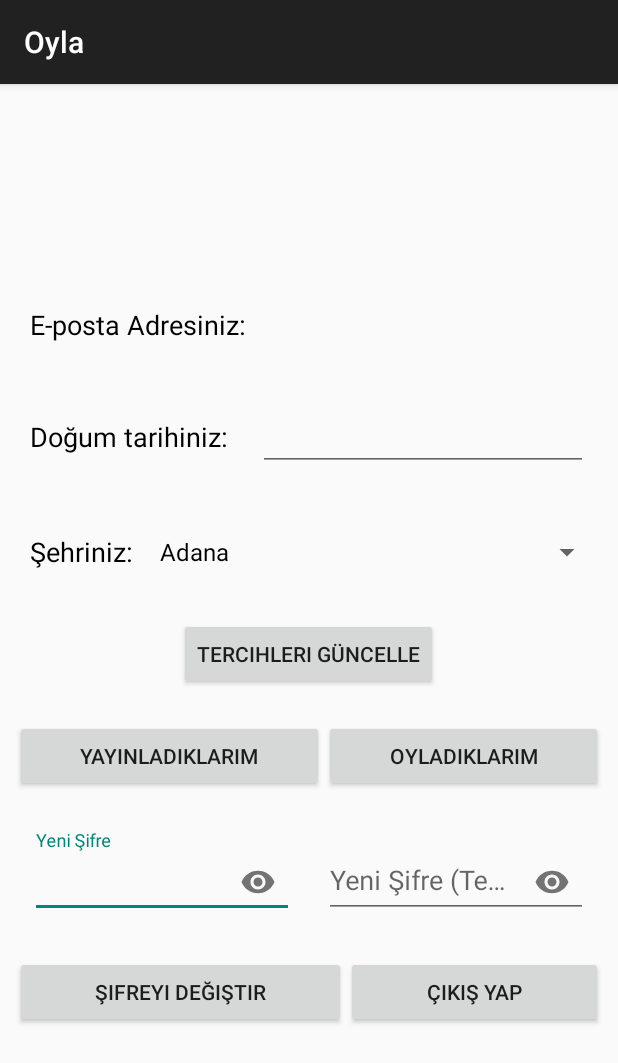
After one commit to noskurt/Oyla, an Android app: the AccountActivity screen opened directly, with no data from a screen before it, on a phone screen of 412 x 824 dp. The commit adds this screen. Shown: the top 1063 px of the screen. Run offline under Robolectric (Android 15) with nearby library versions, the phone set to English and light mode, and no system bars; our stand-ins replace Firebase (no records; nobody signed in at launch, a user with empty details on screens opened directly); 2 statements that could not run were skipped.

Commit message:
AccountActivity is added

```diff
--- a/app/build.gradle
+++ b/app/build.gradle
@@ -24,14 +24,16 @@ dependencies {
     androidTestCompile('com.android.support.test.espresso:espresso-core:2.2.2', {
         exclude group: 'com.android.support', module: 'support-annotations'
     })
+    compile group: 'com.google.code.gson', name: 'gson', version: '2.8.0'
     compile 'com.google.firebase:firebase-auth:10.0.1'
     compile 'com.google.firebase:firebase-database:10.0.1'
     compile 'com.android.support:appcompat-v7:25.3.1'
     compile 'com.android.support:design:25.3.1'
-    compile group: 'com.google.code.gson', name: 'gson', version: '2.8.0'
+    compile 'com.android.support.constraint:constraint-layout:1.0.2'
     testCompile 'junit:junit:4.12'
 }
 
 
 
+
 apply plugin: 'com.google.gms.google-services'
--- a/app/src/main/AndroidManifest.xml
+++ b/app/src/main/AndroidManifest.xml
@@ -24,6 +24,7 @@
         <activity
             android:name=".RegisterActivity"
             android:label="Kayıt Ol" />
+        <activity android:name=".AccountActivity"></activity>
     </application>
 
 </manifest>
--- /dev/null
+++ b/app/src/main/java/com/ygznsl/noskurt/oyla/AccountActivity.java
@@ -0,0 +1,207 @@
+package com.ygznsl.noskurt.oyla;
+
+import android.app.DatePickerDialog;
+import android.content.DialogInterface;
+import android.content.Intent;
+import android.support.annotation.NonNull;
+import android.support.design.widget.TextInputLayout;
+import android.support.v4.content.IntentCompat;
+import android.support.v7.app.AlertDialog;
+import android.support.v7.app.AppCompatActivity;
+import android.os.Bundle;
+import android.view.LayoutInflater;
+import android.view.View;
+import android.widget.ArrayAdapter;
+import android.widget.Button;
+import android.widget.DatePicker;
+import android.widget.EditText;
+import android.widget.ProgressBar;
+import android.widget.ScrollView;
+import android.widget.Spinner;
+import android.widget.TextView;
+import android.widget.Toast;
+
+import com.google.android.gms.tasks.OnCompleteListener;
+import com.google.android.gms.tasks.OnFailureListener;
+import com.google.android.gms.tasks.Task;
+import com.google.firebase.auth.FirebaseAuth;
+import com.google.firebase.database.DataSnapshot;
+import com.google.firebase.database.DatabaseError;
+import com.google.firebase.database.DatabaseReference;
+import com.google.firebase.database.FirebaseDatabase;
+import com.google.firebase.database.ValueEventListener;
+import com.ygznsl.noskurt.oyla.entity.City;
+import com.ygznsl.noskurt.oyla.entity.User;
+
+import java.util.Calendar;
+import java.util.Collections;
+import java.util.LinkedList;
+import java.util.List;
+import java.util.Locale;
+
+public class AccountActivity extends AppCompatActivity {
+
+    private List<City> cities = Collections.synchronizedList(new LinkedList<City>());
+    private DatabaseReference db = FirebaseDatabase.getInstance().getReference();
+    private FirebaseAuth auth = FirebaseAuth.getInstance();
+    private final Locale locale = new Locale("tr", "TR");
+    private boolean gotCities = false;
+    private User user = null;
+    private String userKey;
+
+    private ScrollView mainLayoutAccount;
+    private TextView txtEmailAccount;
+    private TextView txtBirthDateAccount;
+    private Spinner spinnerCityAccount;
+    private Button btnUpdateAccount;
+    private Button btnMyPollsAccount;
+    private Button btnMyVotesAccount;
+    private Button btnChangePasswordAccount;
+    private Button btnLogoutAccount;
+    private TextInputLayout tilPasswordNewAccount;
+    private TextInputLayout tilPasswordNewAgainAccount;
+    private EditText txtPasswordNewAccount;
+    private EditText txtPasswordNewAgainAccount;
+    private ProgressBar pbUpdatePasswordAccount;
+
+    private void getCities(){
+        cities.clear();
+        cities.addAll(City.getCities(this));
+        spinnerCityAccount.setAdapter(new ArrayAdapter<>(AccountActivity.this, android.R.layout.simple_spinner_dropdown_item, cities));
+        gotCities = true;
+    }
+
+    private void putValues(){
+        setTitle(String.format("%s - %s", getResources().getString(R.string.app_name), user.getName()));
+        int index = 0;
+        for (int i = 0; i < cities.size(); i++){
+            if (cities.get(i).getId() == user.getCity()){
+                index = i;
+                break;
+            }
+        }
+        txtEmailAccount.setText(user.getEmail());
+        txtBirthDateAccount.setText(user.getBdate());
+        spinnerCityAccount.setSelection(index);
+    }
+
+    private void updatePassword(){
+        if (!txtPasswordNewAccount.getText().toString().equals(txtPasswordNewAgainAccount.getText().toString())){
+            tilPasswordNewAccount.setError("Şifreler uyuşmuyor.");
+            tilPasswordNewAgainAccount.setError("Şifreler uyuşmuyor.");
+            txtPasswordNewAccount.requestFocus();
+            return;
+        }
+        tilPasswordNewAccount.setErrorEnabled(false);
+        tilPasswordNewAgainAccount.setErrorEnabled(false);
+        pbUpdatePasswordAccount.setVisibility(View.VISIBLE);
+        mainLayoutAccount.setVisibility(View.GONE);
+        auth.getCurrentUser().updatePassword(txtPasswordNewAccount.getText().toString())
+                .addOnCompleteListener(new OnCompleteListener<Void>() {
+                    @Override
+                    public void onComplete(@NonNull Task<Void> task) {
+                        if (task.isSuccessful()){
+                            Toast.makeText(AccountActivity.this, "Şifreniz başarıyla değiştirildi!", Toast.LENGTH_LONG).show();
+                        } else {
+                            Toast.makeText(AccountActivity.this, "Şifreniz değiştirilemedi!\r\nLütfen daha sonra tekrar deneyin:\r\n" + task.getException().getMessage(), Toast.LENGTH_LONG).show();
+                        }
+                        txtPasswordNewAccount.setText("");
+                        txtPasswordNewAgainAccount.setText("");
+                        pbUpdatePasswordAccount.setVisibility(View.GONE);
+                        mainLayoutAccount.setVisibility(View.VISIBLE);
+                    }
+                });
+    }
+
+    @Override
+    protected void onCreate(Bundle savedInstanceState) {
+        super.onCreate(savedInstanceState);
+        setContentView(R.layout.activity_account);
+
+        mainLayoutAccount = (ScrollView) findViewById(R.id.mainLayoutAccount);
+        txtEmailAccount = (TextView) findViewById(R.id.txtEmailAccount);
+        txtBirthDateAccount = (TextView) findViewById(R.id.txtBirthDateAccount);
+        spinnerCityAccount = (Spinner) findViewById(R.id.spinnerCityAccount);
+        btnUpdateAccount = (Button) findViewById(R.id.btnUpdateAccount);
+        btnMyPollsAccount = (Button) findViewById(R.id.btnMyPollsAccount);
+        btnMyVotesAccount = (Button) findViewById(R.id.btnMyVotesAccount);
+        btnChangePasswordAccount = (Button) findViewById(R.id.btnChangePasswordAccount);
+        btnLogoutAccount = (Button) findViewById(R.id.btnLogoutAccount);
+
+        tilPasswordNewAccount = (TextInputLayout) findViewById(R.id.tilPasswordNewAccount);
+        tilPasswordNewAgainAccount = (TextInputLayout) findViewById(R.id.tilPasswordNewAgainAccount);
+        txtPasswordNewAccount = (EditText) findViewById(R.id.txtPasswordNewAccount);
+        txtPasswordNewAgainAccount = (EditText) findViewById(R.id.txtPasswordNewAgainAccount);
+        pbUpdatePasswordAccount = (ProgressBar) findViewById(R.id.pbUpdatePasswordAccount);
+
+        final DatePickerDialog.OnDateSetListener listener = new DatePickerDialog.OnDateSetListener() {
+            @Override
+            public void onDateSet(DatePicker datePicker, int year, int monthOfYear, int dayOfMonth) {
+                final Calendar calendar = Calendar.getInstance(locale);
+                calendar.set(year, monthOfYear, dayOfMonth);
+                txtBirthDateAccount.setText(User.DATE_FORMAT.format(calendar.getTime()));
+            }
+        };
+
+        txtBirthDateAccount.setOnClickListener(new View.OnClickListener() {
+            @Override
+            public void onClick(View view) {
+                final Calendar calendar = Calendar.getInstance(locale);
+                final DatePickerDialog dialog = new DatePickerDialog(
+                        AccountActivity.this,
+                        listener,
+                        calendar.get(Calendar.YEAR),
+                        calendar.get(Calendar.MONTH),
+                        calendar.get(Calendar.DAY_OF_MONTH)
+                );
+                dialog.show();
+            }
+        });
+
+        btnChangePasswordAccount.setOnClickListener(new View.OnClickListener() {
+            @Override
+            public void onClick(View view) {
+                updatePassword();
+            }
+        });
+
+        btnLogoutAccount.setOnClickListener(new View.OnClickListener() {
+            @Override
+            public void onClick(View view) {
+                try {
+                    auth.signOut();
+                    final Intent intent = new Intent(AccountActivity.this, SplashActivity.class);
+                    intent.addFlags(Intent.FLAG_ACTIVITY_NEW_TASK | IntentCompat.FLAG_ACTIVITY_CLEAR_TASK);
+                    startActivity(intent);
+                    finish();
+                } catch (Exception ex) {
+                    Toast.makeText(AccountActivity.this, "Çıkış yapılırken bir hata meydana geldi:\r\n" + ex.getMessage(), Toast.LENGTH_LONG).show();
+                }
+            }
+        });
+
+        if (!gotCities) getCities();
+
+        user = (User) getIntent().getExtras().getSerializable("user");
+        userKey = getIntent().getExtras().getString("userKey");
+
+        if (user == null){
+            db.child("user").orderByChild("email").equalTo(auth.getCurrentUser().getEmail()).addListenerForSingleValueEvent(new ValueEventListener() {
+                @Override
+                public void onDataChange(DataSnapshot dataSnapshot) {
+                    for (DataSnapshot ds : dataSnapshot.getChildren()){
+                        user = ds.getValue(User.class);
+                        userKey = ds.getKey();
+                        putValues();
+                    }
+                }
+
+                @Override
+                public void onCancelled(DatabaseError databaseError) {}
+            });
+        } else {
+            putValues();
+        }
+    }
+
+}
--- a/app/src/main/java/com/ygznsl/noskurt/oyla/entity/City.java
+++ b/app/src/main/java/com/ygznsl/noskurt/oyla/entity/City.java
@@ -1,6 +1,22 @@
 package com.ygznsl.noskurt.oyla.entity;
 
+import android.content.Context;
+import android.util.Log;
+
+import com.google.gson.Gson;
+import com.google.gson.stream.JsonReader;
+
+import java.io.IOException;
+import java.io.InputStreamReader;
 import java.io.Serializable;
+import java.nio.charset.Charset;
+import java.text.Collator;
+import java.util.Arrays;
+import java.util.Collections;
+import java.util.Comparator;
+import java.util.LinkedList;
+import java.util.List;
+import java.util.Locale;
 
 public final class City extends Entity implements Serializable {
 
@@ -49,4 +65,25 @@ public final class City extends Entity implements Serializable {
         return name;
     }
 
+    public static List<City> getCities(Context context){
+        final List<City> cities = new LinkedList<>();
+        try (InputStreamReader isr = new InputStreamReader(context.getAssets().open("city.json"), Charset.forName("utf-8"))){
+            try (JsonReader reader = new JsonReader(isr)){
+                final City[] array = new Gson().fromJson(reader, City[].class);
+                cities.addAll(Arrays.asList(array));
+                Collections.sort(cities, new Comparator<City>() {
+                    @Override
+                    public int compare(City c1, City c2) {
+                        final Collator collator = Collator.getInstance(new Locale("tr", "TR"));
+                        return collator.compare(c1.getName(), c2.getName());
+                    }
+                });
+                return cities;
+            }
+        } catch (IOException ex) {
+            Log.e("City.getCities", ex.getMessage());
+            return null;
+        }
+    }
+
 }
--- /dev/null
+++ b/app/src/main/res/layout/activity_account.xml
@@ -0,0 +1,236 @@
+<?xml version="1.0" encoding="utf-8"?>
+<RelativeLayout
+    xmlns:android="http://schemas.android.com/apk/res/android"
+    xmlns:app="http://schemas.android.com/apk/res-auto"
+    xmlns:tools="http://schemas.android.com/tools"
+    android:layout_width="match_parent"
+    android:layout_height="match_parent"
+    android:orientation="vertical"
+    tools:context="com.ygznsl.noskurt.oyla.AccountActivity">
+
+    <ProgressBar
+        android:id="@+id/pbUpdatePasswordAccount"
+        android:layout_width="100dp"
+        android:layout_height="100dp"
+        android:layout_centerHorizontal="true"
+        android:layout_centerVertical="true"
+        android:visibility="gone" />
+
+    <ScrollView
+        android:id="@+id/mainLayoutAccount"
+        android:layout_width="match_parent"
+        android:layout_height="wrap_content"
+        android:layout_alignParentStart="true"
+        android:layout_centerHorizontal="true"
+        android:layout_centerVertical="true" >
+
+        <LinearLayout
+            android:layout_width="match_parent"
+            android:layout_height="wrap_content"
+            android:orientation="vertical" >
+
+            <RelativeLayout
+                android:id="@+id/rlUpdate"
+                android:layout_width="match_parent"
+                android:layout_height="wrap_content"
+                android:orientation="vertical" >
+
+                <RelativeLayout
+                    android:id="@+id/rlEmail"
+                    android:layout_width="match_parent"
+                    android:layout_height="wrap_content"
+                    android:layout_margin="10dp"
+                    android:orientation="horizontal" >
+
+                    <TextView
+                        android:id="@+id/txtEmailLabelAccount"
+                        android:layout_width="wrap_content"
+                        android:layout_height="wrap_content"
+                        android:layout_margin="10dp"
+                        android:layout_alignParentStart="true"
+                        android:layout_centerVertical="true"
+                        android:text="@string/text_emailAddress"
+                        android:textSize="8pt"
+                        android:textColor="@android:color/black" />
+
+                    <TextView
+                        android:id="@+id/txtEmailAccount"
+                        android:layout_width="match_parent"
+                        android:layout_height="wrap_content"
+                        android:layout_margin="10dp"
+                        android:layout_toEndOf="@+id/txtEmailLabelAccount"
+                        android:textSize="8pt"
+                        android:textColor="@android:color/black" />
+
+                </RelativeLayout>
+
+                <RelativeLayout
+                    android:id="@+id/rlBirthDate"
+                    android:layout_width="match_parent"
+                    android:layout_height="wrap_content"
+                    android:layout_below="@+id/rlEmail"
+                    android:layout_margin="10dp"
+                    android:orientation="horizontal" >
+
+                    <TextView
+                        android:id="@+id/txtBirthDateLabelAccount"
+                        android:layout_width="wrap_content"
+                        android:layout_height="wrap_content"
+                        android:layout_margin="10dp"
+                        android:layout_alignParentStart="true"
+                        android:layout_centerVertical="true"
+                        android:text="@string/text_birthDate"
+                        android:textSize="8pt"
+                        android:textColor="@android:color/black" />
+
+                    <EditText
+                        android:id="@+id/txtBirthDateAccount"
+                        android:layout_width="match_parent"
+                        android:layout_height="wrap_content"
+                        android:layout_margin="10dp"
+                        android:layout_toEndOf="@+id/txtBirthDateLabelAccount"
+                        android:focusable="false"
+                        android:textSize="8pt"
+                        android:textColor="@android:color/black" />
+
+                </RelativeLayout>
+
+                <RelativeLayout
+                    android:id="@+id/rlCity"
+                    android:layout_width="match_parent"
+                    android:layout_height="wrap_content"
+                    android:layout_below="@+id/rlBirthDate"
+                    android:layout_margin="10dp"
+                    android:orientation="horizontal" >
+
+                    <TextView
+                        android:id="@+id/txtCityLabelAccount"
+                        android:layout_width="wrap_content"
+                        android:layout_height="wrap_content"
+                        android:layout_margin="10dp"
+                        android:layout_alignParentStart="true"
+                        android:layout_centerVertical="true"
+                        android:text="@string/text_cityAccount"
+                        android:textSize="8pt"
+                        android:textColor="@android:color/black" />
+
+                    <Spinner
+                        android:id="@+id/spinnerCityAccount"
+                        android:layout_width="match_parent"
+                        android:layout_height="wrap_content"
+                        android:layout_toEndOf="@+id/txtCityLabelAccount"
+                        android:layout_centerVertical="true" />
+
+                </RelativeLayout>
+
+                <Button
+                    android:id="@+id/btnUpdateAccount"
+                    android:layout_width="wrap_content"
+                    android:layout_height="wrap_content"
+                    android:text="@string/text_btnUpdate"
+                    android:layout_margin="10dp"
+                    android:layout_centerHorizontal="true"
+                    android:layout_below="@+id/rlCity" />
+
+            </RelativeLayout>
+
+            <LinearLayout
+                android:id="@+id/llPollsAndButtons"
+                android:layout_width="match_parent"
+                android:layout_height="wrap_content"
+                android:layout_margin="10dp"
+                android:orientation="horizontal" >
+
+                <Button
+                    android:id="@+id/btnMyPollsAccount"
+                    android:layout_width="wrap_content"
+                    android:layout_height="wrap_content"
+                    android:text="@string/text_btnMyPolls"
+                    android:layout_weight="0.5" />
+
+                <Button
+                    android:id="@+id/btnMyVotesAccount"
+                    android:layout_width="wrap_content"
+                    android:layout_height="wrap_content"
+                    android:text="@string/text_btnMyVotes"
+                    android:layout_weight="0.5" />
+
+            </LinearLayout>
+
+            <LinearLayout
+                android:id="@+id/llResetPassword"
+                android:layout_width="match_parent"
+                android:layout_height="wrap_content"
+                android:layout_margin="10dp"
+                android:orientation="horizontal" >
+
+                <android.support.design.widget.TextInputLayout
+                    android:id="@+id/tilPasswordNewAccount"
+                    android:layout_width="match_parent"
+                    android:layout_height="wrap_content"
+                    android:layout_marginRight="10dp"
+                    android:layout_marginLeft="10dp"
+                    android:layout_marginTop="5dp"
+                    android:layout_marginBottom="5dp"
+                    android:layout_weight="0.5"
+                    app:passwordToggleEnabled="true" >
+
+                    <EditText
+                        android:id="@+id/txtPasswordNewAccount"
+                        android:layout_width="match_parent"
+                        android:layout_height="wrap_content"
+                        android:hint="@string/hint_passwordNew"
+                        android:inputType="textPassword" />
+
+                </android.support.design.widget.TextInputLayout>
+
+                <android.support.design.widget.TextInputLayout
+                    android:id="@+id/tilPasswordNewAgainAccount"
+                    android:layout_width="match_parent"
+                    android:layout_height="wrap_content"
+                    android:layout_marginRight="10dp"
+                    android:layout_marginLeft="10dp"
+                    android:layout_marginTop="5dp"
+                    android:layout_marginBottom="5dp"
+                    android:layout_weight="0.5"
+                    app:passwordToggleEnabled="true" >
+
+                    <EditText
+                        android:id="@+id/txtPasswordNewAgainAccount"
+                        android:layout_width="match_parent"
+                        android:layout_height="wrap_content"
+                        android:hint="@string/hint_passwordNewAgain"
+                        android:inputType="textPassword" />
+
+                </android.support.design.widget.TextInputLayout>
+
+            </LinearLayout>
+
+            <LinearLayout
+                android:id="@+id/llPasswordAndLogout"
+                android:layout_width="match_parent"
+                android:layout_height="wrap_content"
+                android:layout_margin="10dp"
+                android:orientation="horizontal" >
+
+                <Button
+                    android:id="@+id/btnChangePasswordAccount"
+                    android:layout_width="wrap_content"
+                    android:layout_height="wrap_content"
+                    android:text="@string/text_btnChangePassword"
+                    android:layout_weight="0.5" />
+
+                <Button
+                    android:id="@+id/btnLogoutAccount"
+                    android:layout_width="wrap_content"
+                    android:layout_height="wrap_content"
+                    android:text="@string/text_btnLogout"
+                    android:layout_weight="0.5" />
+
+            </LinearLayout>
+
+        </LinearLayout>
+
+    </ScrollView>
+
+</RelativeLayout>
--- a/app/src/main/res/layout/activity_register.xml
+++ b/app/src/main/res/layout/activity_register.xml
@@ -74,7 +74,7 @@
                         android:id="@+id/txtPasswordAgainRegister"
                         android:layout_width="match_parent"
                         android:layout_height="wrap_content"
-                        android:hint="@string/hint_txtPasswordSignIn"
+                        android:hint="@string/hint_txtPasswordAgainSignIn"
                         android:inputType="textPassword" />
 
                 </android.support.design.widget.TextInputLayout>
--- a/app/src/main/res/values/strings.xml
+++ b/app/src/main/res/values/strings.xml
@@ -2,9 +2,13 @@
     <string name="app_name">Oyla</string>
     <string name="hint_txtEmailSignIn">E-posta Adresi</string>
     <string name="hint_txtPasswordSignIn">Şifre</string>
+    <string name="hint_txtPasswordAgainSignIn">Şifre (Tekrar)</string>
     <string name="hint_txtNameRegister">Kullanıcı Adı</string>
     <string name="hint_txtBirthDateRegister">Doğum Tarihi</string>
     <string name="hint_city">Şehir</string>
+    <string name="hint_password">Şifre</string>
+    <string name="hint_passwordNew">Yeni Şifre</string>
+    <string name="hint_passwordNewAgain">Yeni Şifre (Tekrar)</string>
     <string name="text_gender">Cinsiyet: </string>
     <string name="text_btnSignIn">Giriş Yap</string>
     <string name="text_btnRegister">Kayıt Ol</string>
@@ -16,10 +20,18 @@
     <string name="text_btnAccount">Hesabım</string>
     <string name="text_btnBrowsePolls">Anketlere Göz At</string>
     <string name="text_btnCreatePoll">Anket Yayınla</string>
+    <string name="text_btnUpdate">Tercihleri Güncelle</string>
+    <string name="text_btnMyPolls">Yayınladıklarım</string>
+    <string name="text_btnMyVotes">Oyladıklarım</string>
+    <string name="text_btnLogout">Çıkış Yap</string>
+    <string name="text_btnChangePassword">Şifreyi Değiştir</string>
     <string name="text_welcome"> olarak giriş yaptınız</string>
     <string name="text_pollCount1">Toplamda </string>
     <string name="text_pollCount2"> anket yayında</string>
     <string name="text_createPoll">Hemen bir anket oluşturun!</string>
     <string name="text_randomPoll">Bunu oyladınız mı?</string>
+    <string name="text_emailAddress">E-posta Adresiniz: </string>
+    <string name="text_birthDate">Doğum tarihiniz: </string>
+    <string name="text_cityAccount">Şehriniz: </string>
 
 </resources>
```
Also changed, not shown: app/src/main/java/com/ygznsl/noskurt/oyla/MainActivity.java (+44 -47 lines), app/src/main/java/com/ygznsl/noskurt/oyla/RegisterActivity.java (+5 -17 lines), app/src/main/java/com/ygznsl/noskurt/oyla/SplashActivity.java (+10 -7 lines), app/src/main/java/com/ygznsl/noskurt/oyla/entity/Category.java (+26 -0 lines), app/src/main/java/com/ygznsl/noskurt/oyla/entity/Poll.java (+0 -25 lines), app/src/main/java/com/ygznsl/noskurt/oyla/entity/User.java (+0 -10 lines), app/src/main/java/com/ygznsl/noskurt/oyla/entity/Vote.java (+0 -8 lines), app/src/main/res/layout/activity_main.xml (+13 -0 lines).
